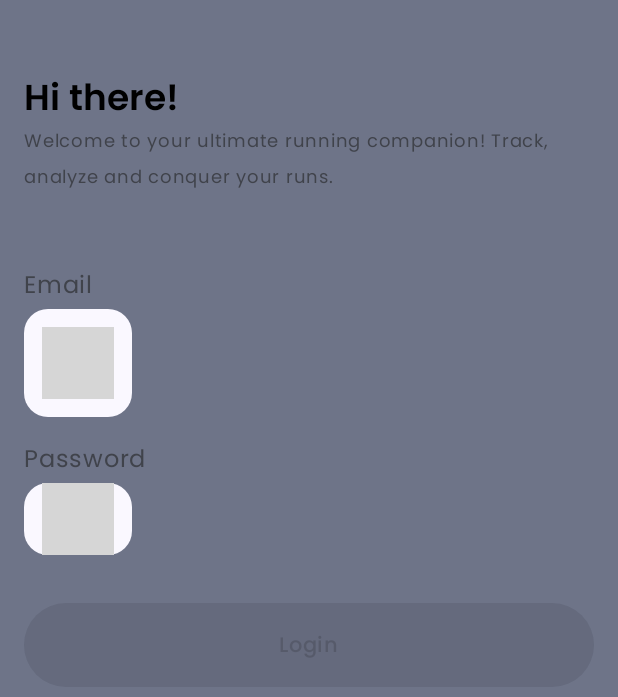
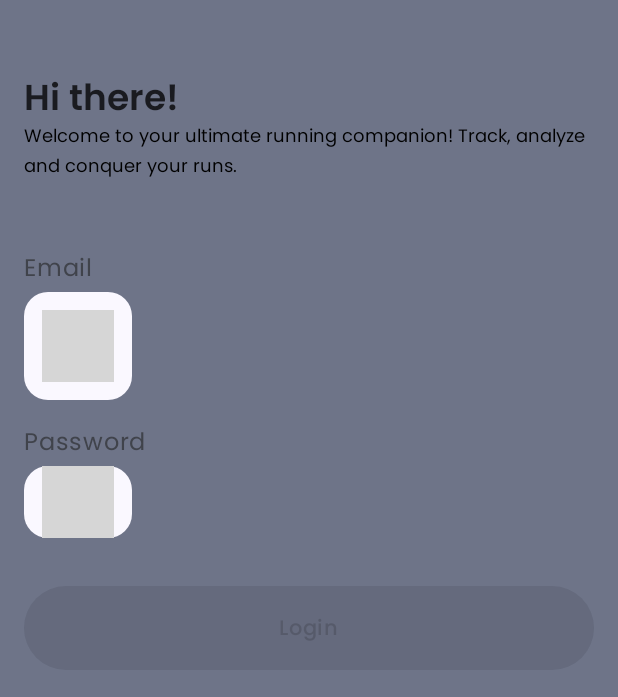
Before and after one commit to devrath/RunTracer, an Android app built with Jetpack Compose: the @Preview function LoginScreenPreview, on a phone screen of 412 x 824 dp. Shown: the top 697 px of the screen. Run offline under Robolectric (Android 15) with nearby library versions, the phone set to English and light mode, and no system bars; our stand-ins replace window size class; 6 statements that could not run were skipped; grey boxes are pictures that could not be loaded.

Commit message:
added more files

```diff
--- a/Code/app/src/main/AndroidManifest.xml
+++ b/Code/app/src/main/AndroidManifest.xml
@@ -7,9 +7,9 @@
         android:allowBackup="true"
         android:dataExtractionRules="@xml/data_extraction_rules"
         android:fullBackupContent="@xml/backup_rules"
-        android:icon="@drawable/logo_scaled_down"
+        android:icon="@drawable/logo"
         android:label="@string/app_name"
-        android:roundIcon="@drawable/logo_scaled_down"
+        android:roundIcon="@drawable/logo"
         android:supportsRtl="true"
         android:theme="@style/Theme.App.Starting"
         tools:targetApi="31">
--- a/Code/auth/presentation/src/main/java/com/istudio/auth/presentation/login/LoginScreen.kt
+++ b/Code/auth/presentation/src/main/java/com/istudio/auth/presentation/login/LoginScreen.kt
@@ -37,6 +37,7 @@ import com.istudio.core.presentation.designsystem.RunTracerTheme
 import com.istudio.core.presentation.designsystem.components.GradientBackground
 import com.istudio.core.presentation.designsystem.components.RunTracerActionButton
 import com.istudio.core.presentation.designsystem.components.RunTracerPasswordTextField
+import com.istudio.core.presentation.designsystem.components.RunTracerText
 import com.istudio.core.presentation.designsystem.components.RunTracerTextField
 import com.istudio.core.presentation.ui.ObserveAsEvents
 import org.koin.androidx.compose.koinViewModel
@@ -97,15 +98,15 @@ private fun LoginScreen(
                 .padding(vertical = 32.dp)
                 .padding(top = 16.dp)
         ) {
-            Text(
+            RunTracerText(
                 text = stringResource(id = R.string.hi_there),
                 fontWeight = FontWeight.SemiBold,
-                style = MaterialTheme.typography.headlineMedium
+                style = MaterialTheme.typography.headlineMedium,
+                color = MaterialTheme.colorScheme.onBackground,
             )
-            Text(
+            RunTracerText(
                 text = stringResource(id = R.string.runique_welcome_text),
-                fontSize = 12.sp,
-                color = MaterialTheme.colorScheme.onSurfaceVariant
+                style = MaterialTheme.typography.bodySmall
             )
 
             Spacer(modifier = Modifier.height(48.dp))
--- a/Code/core/presentation/designsystem/src/main/res/drawable/logo.xml
+++ b/Code/core/presentation/designsystem/src/main/res/drawable/logo.xml
@@ -5,6 +5,6 @@
     android:viewportHeight="60">
   <path
       android:pathData="M30,0L36.9,21.9H60L42.45,35.1L49.35,57L30,43.8L10.65,57L17.55,35.1L0,21.9H23.1Z"
-      android:fillColor="#00F15E"
+      android:fillColor="@color/logo_color"
       android:fillType="evenOdd"/>
 </vector>
--- /dev/null
+++ b/Code/core/presentation/designsystem/src/main/res/values-night/colors.xml
@@ -0,0 +1,4 @@
+<?xml version="1.0" encoding="utf-8"?>
+<resources>
+    <color name="logo_color">#FFFFFFFF</color>
+</resources>
--- /dev/null
+++ b/Code/core/presentation/designsystem/src/main/res/values/colors.xml
@@ -0,0 +1,4 @@
+<?xml version="1.0" encoding="utf-8"?>
+<resources>
+    <color name="logo_color">#FF000000</color>
+</resources>
```
